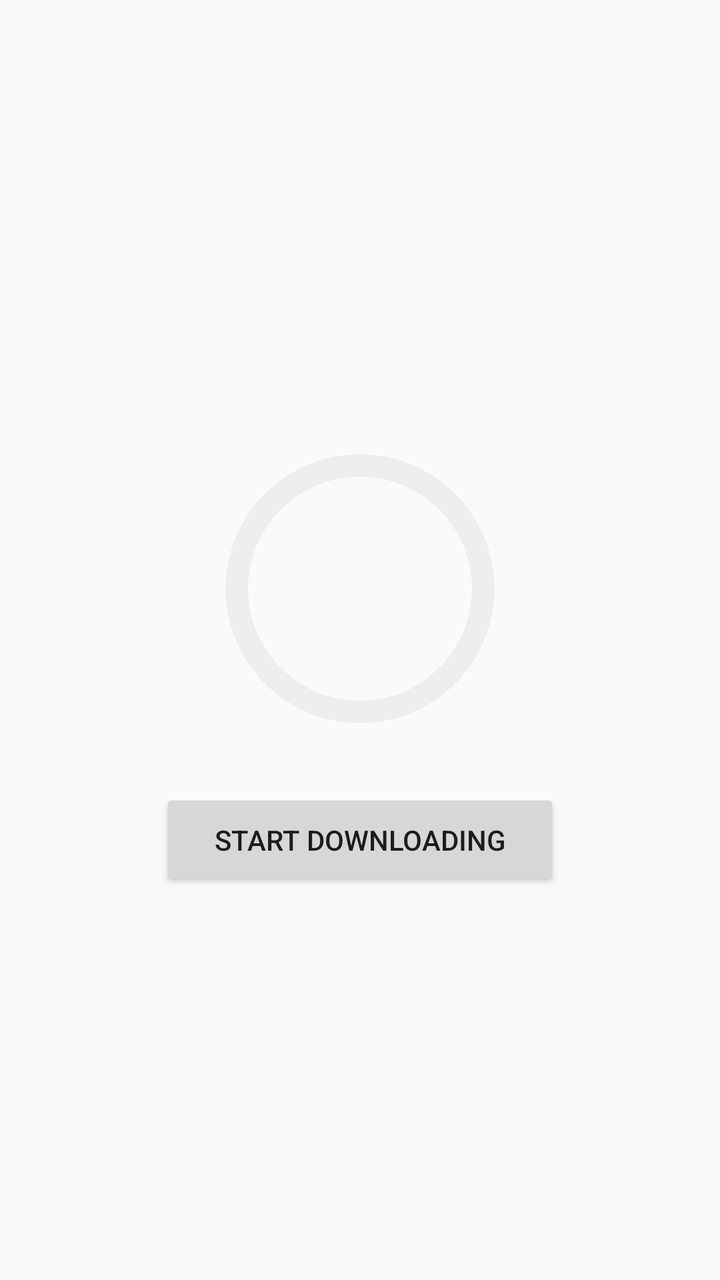
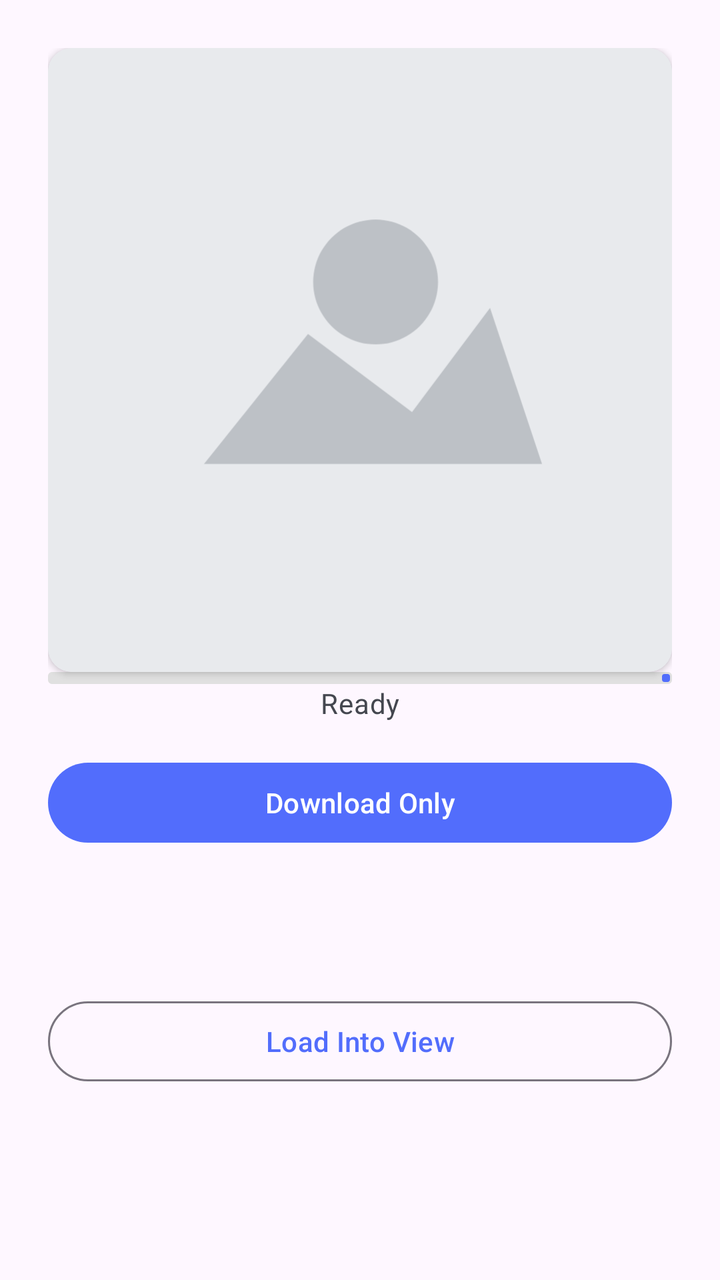

Screens rendered from an Android XML layout before and after an edit, with the pre-edit source and the edit as a unified diff.
<!-- AndroidManifest.xml: application theme AppTheme -->
<!-- res/layout/activity_main.xml -->
<?xml version="1.0" encoding="utf-8"?>
<RelativeLayout xmlns:android="http://schemas.android.com/apk/res/android"
    xmlns:tools="http://schemas.android.com/tools"
    android:layout_width="match_parent"
    android:layout_height="match_parent"
    tools:context="ru.futurobot.glidedownloadintercenptor.MainActivity">

    <LinearLayout
        android:layout_width="wrap_content"
        android:layout_height="wrap_content"
        android:orientation="vertical"
        android:layout_centerInParent="true">

        <ProgressBar
            android:id="@+id/progress_bar"
            android:layout_width="200dp"
            android:layout_height="200dp"
            android:layout_gravity="center_horizontal"
            android:padding="16dp"
            style="?android:attr/progressBarStyleHorizontal"
            android:progressDrawable="@drawable/progress_drawable"/>

        <android.support.v7.widget.AppCompatButton
            android:id="@+id/download_button"
            android:layout_width="200dp"
            android:layout_height="wrap_content"
            android:layout_gravity="center_horizontal"
            android:padding="16dp"
            android:text="Start downloading" />
    </LinearLayout>
</RelativeLayout>
<!-- resources referenced by this layout -->
<resources>
  <!-- drawable progress_drawable (drawable) -->
  <?xml version="1.0" encoding="utf-8"?>
  <layer-list xmlns:android="http://schemas.android.com/apk/res/android">
      <item android:id="@android:id/background">
          <shape
              android:useLevel="false"
              android:innerRadiusRatio="3"
              android:shape="ring"
              android:thicknessRatio="15.0">
              <solid android:color="#eeeeee" />
          </shape>
      </item>
      <item android:id="@android:id/progress">
          <rotate
              android:fromDegrees="-90"
              android:toDegrees="-90">
              <shape
                  android:useLevel="true"
                  android:innerRadiusRatio="3"
                  android:shape="ring"
                  android:thicknessRatio="15.0">
                  <solid android:color="#526dfc" />
              </shape>
          </rotate>
      </item>
  </layer-list>
  <style name="AppTheme" parent="Theme.AppCompat.Light.DarkActionBar">
          
          <item name="colorPrimary">@color/colorPrimary</item>
          <item name="colorPrimaryDark">@color/colorPrimaryDark</item>
          <item name="colorAccent">@color/colorAccent</item>
      </style>
  <color name="colorPrimary">#3F51B5</color>
  <color name="colorPrimaryDark">#303F9F</color>
  <color name="colorAccent">#FF4081</color>
</resources>

<!-- the commit's change to res/layout/activity_main.xml (unified diff, before → after) -->
@@ -1,31 +1,102 @@
 <?xml version="1.0" encoding="utf-8"?>
-<RelativeLayout xmlns:android="http://schemas.android.com/apk/res/android"
-    xmlns:tools="http://schemas.android.com/tools"
+<ScrollView xmlns:android="http://schemas.android.com/apk/res/android"
+    xmlns:app="http://schemas.android.com/apk/res-auto"
     android:layout_width="match_parent"
     android:layout_height="match_parent"
-    tools:context="ru.futurobot.glidedownloadintercenptor.MainActivity">
+    android:fillViewport="true">
 
-    <LinearLayout
-        android:layout_width="wrap_content"
+    <androidx.constraintlayout.widget.ConstraintLayout
+        android:layout_width="match_parent"
         android:layout_height="wrap_content"
-        android:orientation="vertical"
-        android:layout_centerInParent="true">
+        android:padding="24dp">
 
-        <ProgressBar
-            android:id="@+id/progress_bar"
-            android:layout_width="200dp"
-            android:layout_height="200dp"
-            android:layout_gravity="center_horizontal"
-            android:padding="16dp"
-            style="?android:attr/progressBarStyleHorizontal"
-            android:progressDrawable="@drawable/progress_drawable"/>
+        
+        <com.google.android.material.card.MaterialCardView
+            android:id="@+id/imageCard"
+            android:layout_width="match_parent"
+            android:layout_height="0dp"
+            android:layout_marginBottom="24dp"
+            app:cardCornerRadius="12dp"
+            app:cardElevation="2dp"
+            app:layout_constraintDimensionRatio="W,1:1"
+            app:layout_constraintTop_toTopOf="parent"
+            app:layout_constraintStart_toStartOf="parent"
+            app:layout_constraintEnd_toEndOf="parent"
+            app:layout_constraintWidth_max="400dp"
+            app:strokeWidth="0dp">
 
-        <android.support.v7.widget.AppCompatButton
-            android:id="@+id/download_button"
-            android:layout_width="200dp"
+            <ImageView
+                android:id="@+id/imagePreview"
+                android:layout_width="match_parent"
+                android:layout_height="match_parent"
+                android:contentDescription="@string/image_preview_description"
+                android:scaleType="centerCrop"
+                android:src="@drawable/ic_image_placeholder" />
+
+        </com.google.android.material.card.MaterialCardView>
+
+        
+        <com.google.android.material.progressindicator.LinearProgressIndicator
+            android:id="@+id/progressBar"
+            android:layout_width="0dp"
             android:layout_height="wrap_content"
-            android:layout_gravity="center_horizontal"
-            android:padding="16dp"
-            android:text="Start downloading" />
-    </LinearLayout>
-</RelativeLayout>
+            android:layout_marginBottom="8dp"
+            app:layout_constraintTop_toBottomOf="@id/imageCard"
+            app:layout_constraintStart_toStartOf="parent"
+            app:layout_constraintEnd_toEndOf="parent"
+            app:indicatorColor="?attr/colorPrimary"
+            app:trackColor="@color/progress_track"
+            app:trackThickness="6dp" />
+
+        <TextView
+            android:id="@+id/progressText"
+            android:layout_width="0dp"
+            android:layout_height="wrap_content"
+            android:layout_marginBottom="16dp"
+            android:gravity="center"
+            android:text="@string/progress_idle"
+            android:textAppearance="?attr/textAppearanceBodyMedium"
+            android:textColor="?attr/colorOnSurfaceVariant"
+            app:layout_constraintTop_toBottomOf="@id/progressBar"
+            app:layout_constraintStart_toStartOf="parent"
+            app:layout_constraintEnd_toEndOf="parent" />
+
+        
+        <TextView
+            android:id="@+id/statusText"
+            android:layout_width="0dp"
+            android:layout_height="wrap_content"
+            android:layout_marginBottom="24dp"
+            android:gravity="center"
+            android:textAppearance="?attr/textAppearanceBodySmall"
+            android:textColor="?attr/colorOnSurfaceVariant"
+            app:layout_constraintTop_toBottomOf="@id/progressText"
+            app:layout_constraintStart_toStartOf="parent"
+            app:layout_constraintEnd_toEndOf="parent" />
+
+        
+        <com.google.android.material.button.MaterialButton
+            android:id="@+id/downloadButton"
+            android:layout_width="0dp"
+            android:layout_height="wrap_content"
+            android:layout_marginBottom="12dp"
+            android:text="@string/download_only"
+            app:layout_constraintTop_toBottomOf="@id/statusText"
+            app:layout_constraintStart_toStartOf="parent"
+            app:layout_constraintEnd_toEndOf="parent" />
+
+        
+        <com.google.android.material.button.MaterialButton
+            android:id="@+id/loadIntoViewButton"
+            style="@style/Widget.Material3.Button.OutlinedButton"
+            android:layout_width="0dp"
+            android:layout_height="wrap_content"
+            android:text="@string/load_into_view"
+            app:layout_constraintTop_toBottomOf="@id/downloadButton"
+            app:layout_constraintStart_toStartOf="parent"
+            app:layout_constraintEnd_toEndOf="parent"
+            app:layout_constraintBottom_toBottomOf="parent" />
+
+    </androidx.constraintlayout.widget.ConstraintLayout>
+
+</ScrollView>
<!-- resource entries referenced after the edit -->
@@ -1,39 +1,41 @@
 <!-- resources referenced by this layout -->
 <resources>
-  <!-- drawable progress_drawable (drawable) -->
+  <color name="progress_track">#E0E0E0</color>
+  <!-- drawable ic_image_placeholder (drawable) -->
   <?xml version="1.0" encoding="utf-8"?>
-  <layer-list xmlns:android="http://schemas.android.com/apk/res/android">
-      <item android:id="@android:id/background">
-          <shape
-              android:useLevel="false"
-              android:innerRadiusRatio="3"
-              android:shape="ring"
-              android:thicknessRatio="15.0">
-              <solid android:color="#eeeeee" />
-          </shape>
-      </item>
-      <item android:id="@android:id/progress">
-          <rotate
-              android:fromDegrees="-90"
-              android:toDegrees="-90">
-              <shape
-                  android:useLevel="true"
-                  android:innerRadiusRatio="3"
-                  android:shape="ring"
-                  android:thicknessRatio="15.0">
-                  <solid android:color="#526dfc" />
-              </shape>
-          </rotate>
-      </item>
-  </layer-list>
-  <style name="AppTheme" parent="Theme.AppCompat.Light.DarkActionBar">
-          
-          <item name="colorPrimary">@color/colorPrimary</item>
-          <item name="colorPrimaryDark">@color/colorPrimaryDark</item>
-          <item name="colorAccent">@color/colorAccent</item>
+  <vector xmlns:android="http://schemas.android.com/apk/res/android"
+      android:width="120dp"
+      android:height="120dp"
+      android:viewportWidth="120"
+      android:viewportHeight="120">
+      
+      <path
+          android:fillColor="#E8EAED"
+          android:pathData="M0,0h120v120H0z" />
+      
+      <path
+          android:fillColor="#BDC1C6"
+          android:pathData="M30,80 L50,55 L70,70 L85,50 L95,80 Z" />
+      
+      <path
+          android:fillColor="#BDC1C6"
+          android:pathData="M75,45 A12,12 0 1,1 75,44.99 Z" />
+  </vector>
+  <string name="download_only">Download Only</string>
+  <string name="image_preview_description">Image preview</string>
+  <string name="load_into_view">Load Into View</string>
+  <string name="progress_idle">Ready</string>
+  <style name="Theme.GlideProgress" parent="Theme.Material3.Light.NoActionBar">
+          <item name="colorPrimary">@color/md_theme_primary</item>
+          <item name="colorOnPrimary">@color/md_theme_on_primary</item>
+          <item name="colorSurface">@color/md_theme_surface</item>
+          <item name="colorOnSurface">@color/md_theme_on_surface</item>
+          <item name="colorOnSurfaceVariant">@color/md_theme_on_surface_variant</item>
       </style>
-  <color name="colorPrimary">#3F51B5</color>
-  <color name="colorPrimaryDark">#303F9F</color>
-  <color name="colorAccent">#FF4081</color>
+  <color name="md_theme_primary">#526DFC</color>
+  <color name="md_theme_on_primary">#FFFFFF</color>
+  <color name="md_theme_surface">#FFFBFF</color>
+  <color name="md_theme_on_surface">#1B1B1F</color>
+  <color name="md_theme_on_surface_variant">#44474F</color>
 </resources>
 
